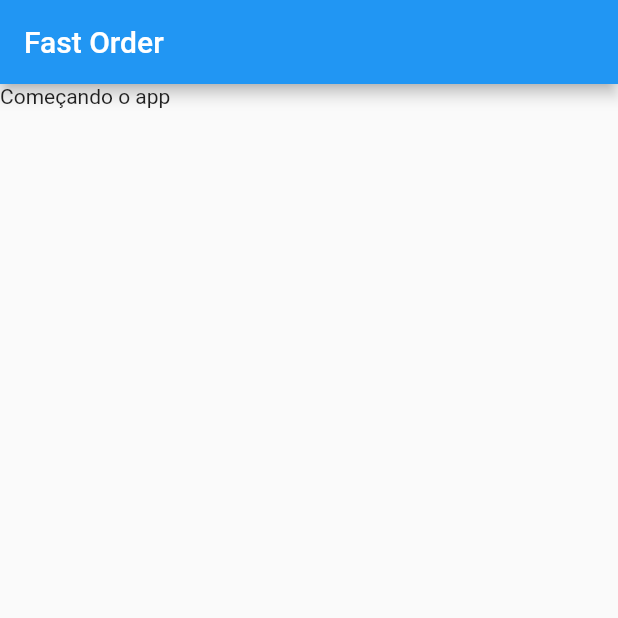
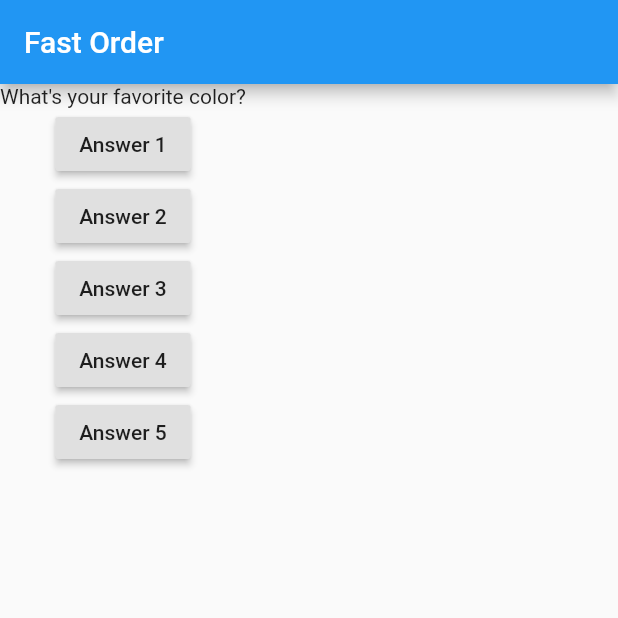
Before and after one commit to thiagohbfialho/flutter-lesson1, a Flutter app: the screen it shows after launch, on a phone screen of 412 x 824 dp, the top half of it. Run offline on Flutter 3.47's test engine with Material 2 defaults, Android fonts, the phone set to English and light mode, and no system bars.

Commit message:
aprendendo sobre o git

```diff
--- a/lib/main.dart
+++ b/lib/main.dart
@@ -3,14 +3,49 @@ import 'package:flutter/material.dart';
 void main() => runApp(FastOrder());
 
 class FastOrder extends StatelessWidget {
+  void answerQuestion(){
+    print('Answer chosen');
+  }
+
   @override
   Widget build(BuildContext context) {
+    var questions = [
+      'What\'s your favorite color?',
+      'What\'s your favorite animal?'
+    ];
+
     return MaterialApp(
       home: Scaffold(
         appBar: AppBar(
           title: Text("Fast Order"),
         ),
-        body: Text("Começando o app"),
+        body: Column(
+          children: [
+            Text(
+              questions.elementAt(0)
+            ),
+            RaisedButton(
+              child: Text('Answer 1'),
+              onPressed: answerQuestion
+            ),
+            RaisedButton(
+              child: Text('Answer 2'),
+              onPressed: answerQuestion
+            ),
+            RaisedButton(
+              child: Text('Answer 3'),
+              onPressed: answerQuestion
+            ),
+            RaisedButton(
+              child: Text('Answer 4'),
+              onPressed: answerQuestion
+            ),
+            RaisedButton(
+              child: Text('Answer 5'),
+              onPressed: answerQuestion
+            ),
+          ],
+        ),
       ),
     );
   }
```
